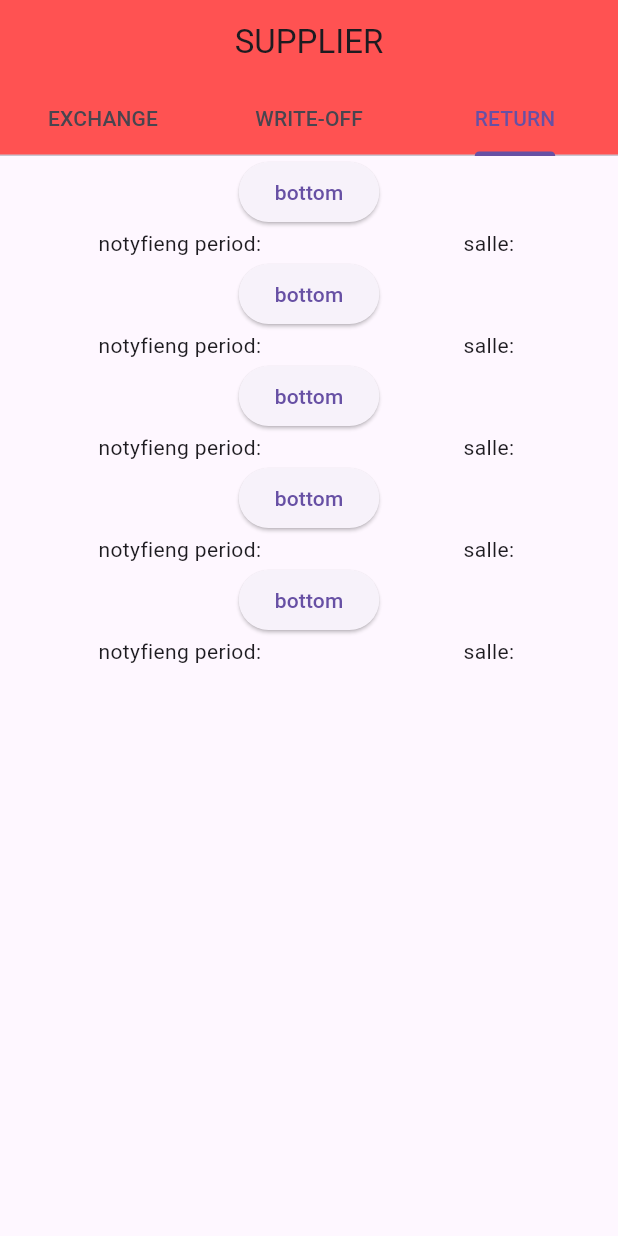
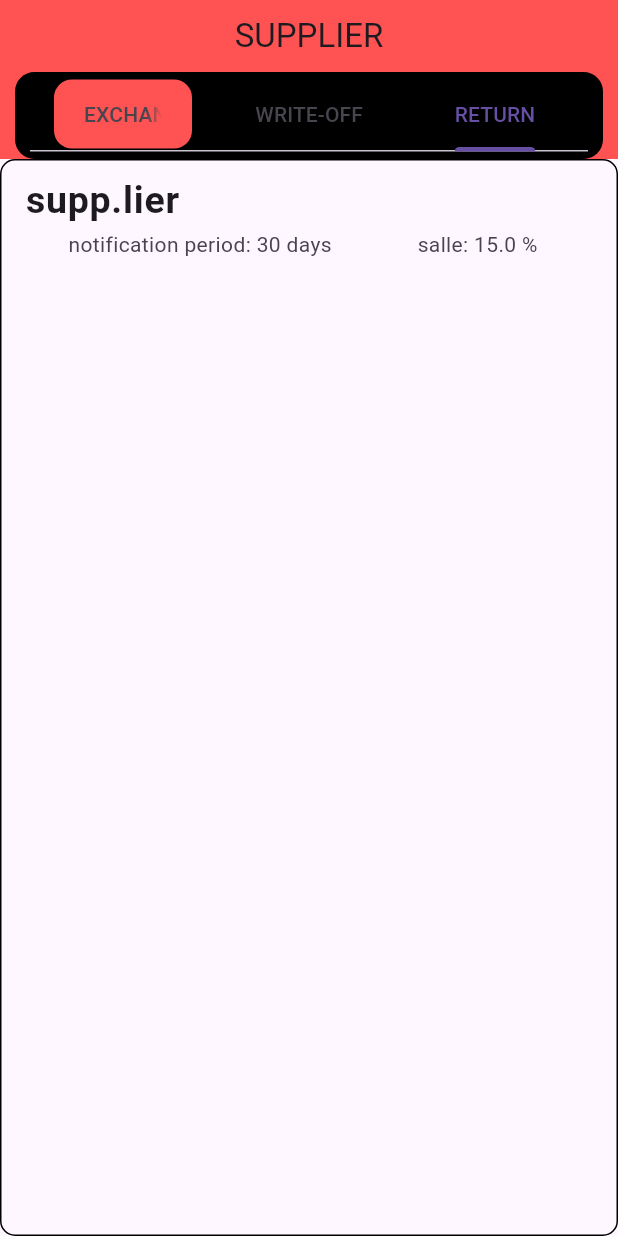
Before and after one commit to YuriiZaripa/expiration_date, a Flutter app: the screen it shows after launch, tab 3 chosen, on a phone screen of 412 x 824 dp. Run offline on Flutter 3.47's test engine with Material 3 defaults, Android fonts, the phone set to English and light mode, and no system bars.

Commit message:
impl supplier screen

```diff
--- a/lib/pages/supplier_page.dart
+++ b/lib/pages/supplier_page.dart
@@ -1,3 +1,94 @@
+// import 'package:expiration_date/supplier_tile.dart';
+// import 'package:flutter/material.dart';
+//
+// class SupplierPage extends StatelessWidget {
+//   const SupplierPage({super.key});
+//
+//   @override
+//   Widget build(BuildContext context) {
+//     final List<SupplierTile> suppliers = [
+//       SupplierTile(
+//         'qqqqqqqqqqqqqqqqqqqqqqqqqq',
+//         periodName: 'discount period',
+//       ),
+//       SupplierTile(
+//         'wwwwwwwwwwwwwww',
+//         periodName: 'discount period',
+//       ),
+//       SupplierTile(
+//         'eeeeeeeeeee',
+//         periodName: 'discount period',
+//       ),
+//       SupplierTile(
+//         'rrrrrrrrrrrrr',
+//         periodName: 'discount period',
+//       )
+//     ];
+//
+//     return DefaultTabController(
+//       length: 3,
+//       child: Scaffold(
+//         appBar: AppBar(
+//           centerTitle: true,
+//           title: Text('SUPPLIER'),
+//           backgroundColor: Colors.redAccent,
+//           bottom: TabBar(
+//             tabs: [
+//               Container(
+//                 padding: EdgeInsets.symmetric(horizontal: 15),
+//                 child: Tab(text: 'EXCHANGE'),
+//                 decoration: BoxDecoration(
+//                     color: Colors.white,
+//                     borderRadius: BorderRadius.circular(13)),
+//               ),
+//               Tab(text: 'WRITE-OFF'),
+//               Tab(text: 'RETURN')
+//             ],
+//           ),
+//         ),
+//         body: TabBarView(
+//           children: [
+//             ListView.separated(
+//               itemCount: suppliers.length,
+//               itemBuilder: (context, int index) {
+//                 return suppliers[index];
+//               },
+//               separatorBuilder: (context, int index) {
+//                 return Divider(
+//                   thickness: 5,
+//                   height: 30,
+//                   indent: 50,
+//                   endIndent: 50,
+//                 );
+//               },
+//             ),
+//             ListView.separated(
+//                 itemBuilder: (context, int index) {
+//                   return suppliers[index];
+//                 },
+//                 separatorBuilder: (context, int index) {
+//                   return SizedBox(
+//                     height: 10,
+//                   );
+//                 },
+//                 itemCount: suppliers.length),
+//             SupplierTile(
+//               'supp.lier',
+//               discountPeriod: 12,
+//               notifyingPeriod: 30,
+//               salle: 15,
+//               periodName: 'notification period',
+//             )
+//           ],
+//         ),
+//
+//
+//       ),
+//     );
+//   }
+// }
+
+import 'package:expiration_date/supplier_tile.dart';
 import 'package:flutter/material.dart';
 
 class SupplierPage extends StatelessWidget {
@@ -5,12 +96,23 @@ class SupplierPage extends StatelessWidget {
 
   @override
   Widget build(BuildContext context) {
-    final List<String> suppliers = [
-      'SUPPLIER NAME 1',
-      'SUPPLIER NAME 2',
-      'SUPPLIER NAME 3',
-      'SUPPLIER NAME 4',
-      'SUPPLIER NAME 5'
+    final List<SupplierTile> suppliers = [
+      SupplierTile(
+        'qqqqqqqqqqqqqqqqqqqqqqqqqq',
+        periodName: 'discount period',
+      ),
+      SupplierTile(
+        'wwwwwwwwwwwwwww',
+        periodName: 'discount period',
+      ),
+      SupplierTile(
+        'eeeeeeeeeee',
+        periodName: 'discount period',
+      ),
+      SupplierTile(
+        'rrrrrrrrrrrrr',
+        periodName: 'discount period',
+      )
     ];
 
     return DefaultTabController(
@@ -20,72 +122,63 @@ class SupplierPage extends StatelessWidget {
           centerTitle: true,
           title: Text('SUPPLIER'),
           backgroundColor: Colors.redAccent,
-          bottom: TabBar(
-            tabs: [
-              Tab(
-                text: 'EXCHANGE',
+          bottom: PreferredSize(
+            preferredSize: Size.fromHeight(50),
+            child: Container(
+              margin: EdgeInsets.symmetric(horizontal:10),
+              padding: EdgeInsets.symmetric(horizontal: 10, vertical: 5),
+              decoration: BoxDecoration(
+                color: Colors.black,
+                borderRadius: BorderRadius.circular(13),
               ),
-              Tab(
-                text: 'WRITE-OFF',
+              child: TabBar(
+                tabs: [
+                  Container(padding: EdgeInsets.symmetric( horizontal: 20),
+                    child: Tab(text: 'EXCHANGE'),
+                    decoration: BoxDecoration(
+                        color: Colors.redAccent,
+                        borderRadius: BorderRadius.circular(12)),
+                  ),
+                  Tab(text: 'WRITE-OFF'),
+                  Tab(text: 'RETURN'),
+                ],
               ),
-              Tab(
-                text: 'RETURN',
-              )
-            ],
+            ),
           ),
         ),
         body: TabBarView(
           children: [
-            ListView.builder(
+            ListView.separated(
               itemCount: suppliers.length,
               itemBuilder: (context, int index) {
-                return ListTile(
-                  title: Text(suppliers[index]),
+                return suppliers[index];
+              },
+              separatorBuilder: (context, int index) {
+                return Divider(
+                  thickness: 5,
+                  height: 30,
+                  indent: 50,
+                  endIndent: 50,
                 );
               },
             ),
             ListView.separated(
-              itemCount: suppliers.length,
               itemBuilder: (context, int index) {
-                return ListTile(
-                  title: Text(suppliers[index]),
-                  subtitle: Row(
-                    mainAxisAlignment: MainAxisAlignment.spaceEvenly,
-                    children: [
-                      TextButton(
-                        onPressed: () {},
-                        child: Text(
-                          'notyfieng period:',
-                        ),
-                      ),
-                      IconButton(
-                        onPressed: () {},
-                        icon: Icon(Icons.sell),
-                      ),
-                    ],
-                  ),
+                return suppliers[index];
+              },
+              separatorBuilder: (context, int index) {
+                return SizedBox(
+                  height: 10,
                 );
               },
-              separatorBuilder: (context, int index) {
-                return Divider(thickness: 13,);
-              },
+              itemCount: suppliers.length,
             ),
-            ListView.builder(
-              itemCount: suppliers.length,
-              itemBuilder: (context, int index) {
-                return Column(
-                  children: [
-                    ElevatedButton(onPressed: () {}, child: Text('bottom')),
-                    Row(
-                      mainAxisAlignment: MainAxisAlignment.spaceAround,
-                      children: [
-                        Text('notyfieng period: '),
-                        Text('salle: '),
-                      ],
-                    )
-                  ],
-                );
-              },
+            SupplierTile(
+              'supp.lier',
+              discountPeriod: 12,
+              notifyingPeriod: 30,
+              salle: 15,
+              periodName: 'notification period',
             )
           ],
         ),
--- /dev/null
+++ b/lib/supplier_tile.dart
@@ -0,0 +1,43 @@
+import 'package:flutter/cupertino.dart';
+import 'package:flutter/material.dart';
+
+class SupplierTile extends StatelessWidget {
+  final String supplierName;
+  final int discountPeriod;
+  final int notifyingPeriod;
+  final double salle;
+  final String periodName;
+
+  SupplierTile(
+    this.supplierName, {
+    this.discountPeriod = 0,
+    this.notifyingPeriod = 0,
+    this.salle = 0.0,
+    this.periodName = '',
+  });
+
+  @override
+  Widget build(BuildContext context) {
+    final titleStile = TextStyle(fontSize: 25, fontWeight: FontWeight.bold);
+    return Container(
+      decoration: BoxDecoration(
+        border: Border.all(),
+        borderRadius: BorderRadius.circular(10),
+      ),
+      child: ListTile(
+        onTap: () {},
+        title: Text(
+          supplierName,
+          style: titleStile,
+        ),
+        subtitle: Row(
+          mainAxisAlignment: MainAxisAlignment.spaceAround,
+          children: [
+            Text(periodName + ': $notifyingPeriod days'),
+            Text('salle: $salle %')
+          ],
+        ),
+      ),
+    );
+  }
+}
```
